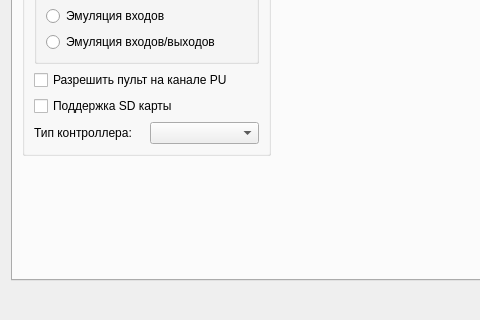
Above: settingsform.ui from atikbif/relkonIDE before the change; both pictures show x 0 to 480 and y 431 to 751 of the 745 by 751 pixel window. Below: the same form after it.
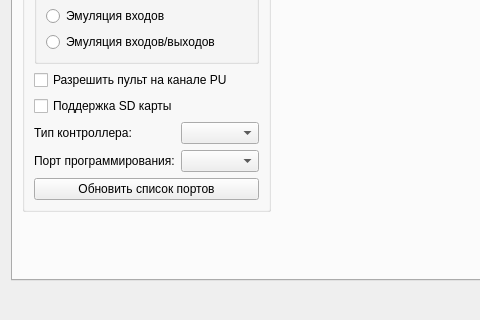
That is the form after the change.

Commit message: Выбор порта для программирования и ряд небольших правок

```diff
--- a/settingsform.ui
+++ b/settingsform.ui
@@ -310,6 +310,23 @@
           <item row="7" column="1">
            <widget class="QComboBox" name="comboBoxPLCType"/>
           </item>
+          <item row="9" column="1">
+           <widget class="QComboBox" name="comboBoxPrPort"/>
+          </item>
+          <item row="9" column="0">
+           <widget class="QLabel" name="label_10">
+            <property name="text">
+             <string>Порт программирования:</string>
+            </property>
+           </widget>
+          </item>
+          <item row="10" column="0" colspan="2">
+           <widget class="QPushButton" name="pushButtonPortListUpdate">
+            <property name="text">
+             <string>Обновить список портов</string>
+            </property>
+           </widget>
+          </item>
          </layout>
         </widget>
        </item>
```
Left out of the diff: 462 changed lines with no effect on the pictures. The commit also changes 12 other files.
